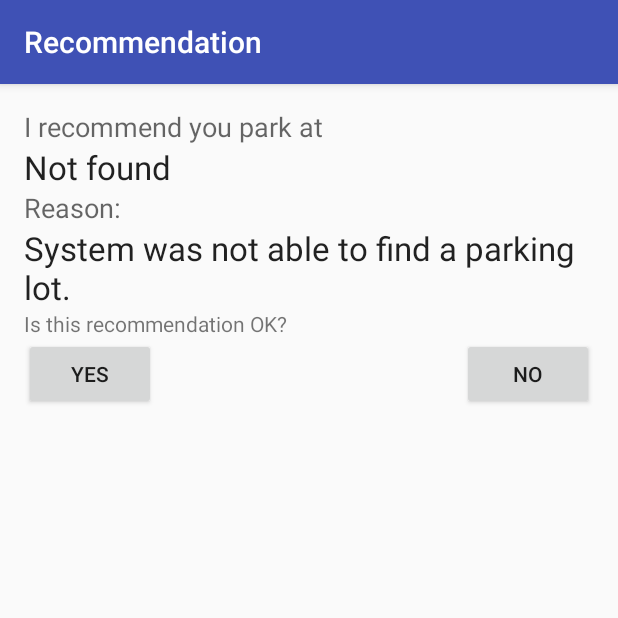
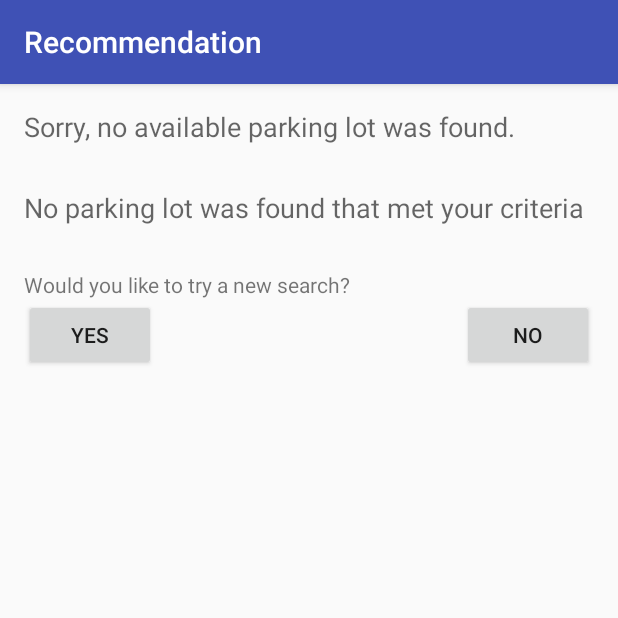
Before and after one commit to frankgreco/CS743_ParkingApp_001, an Android app: the CreateNewPreferenceActivity screen opened directly, with no data from a screen before it, after a tap on "FIND PARKING!", on a phone screen of 412 x 824 dp, the top half of it. Run offline under Robolectric (Android 15) with nearby library versions, the phone set to English and light mode, and no system bars.

Commit message:
Improved workflow for when no parking lot was found

```diff
--- a/app/src/main/java/com/cs743/uwmparkingfinder/UI/CreateNewPreferenceActivity.java
+++ b/app/src/main/java/com/cs743/uwmparkingfinder/UI/CreateNewPreferenceActivity.java
@@ -7,6 +7,8 @@
  * Revision  Date        Author             Summary of Changes Made
  * --------  ----------- ------------------ ------------------------------------
  * 1         08-Nov-2015 Eric Hitt          Original
+ * 2         21-Nov-2015 Eric Hitt          Can pass null data to recommend
+ *                                          parking activity
  ******************************************************************************/
 package com.cs743.uwmparkingfinder.UI;
 
@@ -51,7 +53,6 @@ public class CreateNewPreferenceActivity extends AppCompatActivity
     private TextView prefLabelCloser_;          ///< Closer parking preferences label
     private TextView prefLabelCheaper_;         ///< Cheaper parking preferences label
     private SeekBar disORpriceBar_;             ///< Cost or Distance Preference: 0=prefer closer / 100=prefer cheaper
-    //private Spinner prefSpinner_;               ///< Parking preferences spinner
     private TextView prefOutsideLabel_;         ///< Outside preference label
     private Switch prefOutsideSwitch_;          ///< Outside parking switch
     private TextView handicapLabel_;            ///< Need handicap parking label
@@ -81,7 +82,6 @@ public class CreateNewPreferenceActivity extends AppCompatActivity
         prefLabelCloser_ = (TextView)findViewById(R.id.prefLabelCloser);
         prefLabelCheaper_ = (TextView) findViewById(R.id.prefLabelCheaper);
         disORpriceBar_ = (SeekBar) findViewById(R.id.costDistBar);
-        //prefSpinner_ = (Spinner)findViewById(R.id.prefSpinner);
         prefOutsideLabel_ = (TextView)findViewById(R.id.badWeatherLabel);
         prefOutsideSwitch_= (Switch)findViewById(R.id.outsideSwitch);
         handicapLabel_ = (TextView)findViewById(R.id.disableParkLabel);
@@ -102,12 +102,6 @@ public class CreateNewPreferenceActivity extends AppCompatActivity
 
         // Apply adapter to spinner
         whereToSpinner_.setAdapter(whereToAdapter);
-
-        // Populate the preference spinner - reuse TOC text view layout
-        /*String[] optList = res.getStringArray(R.array.ALL_OPTIMIZATIONS);
-        ArrayAdapter optAdapter = new ArrayAdapter<String>(this, R.layout.activity_toclistview, optList);
-        optAdapter.setDropDownViewResource(R.layout.support_simple_spinner_dropdown_item);
-        prefSpinner_.setAdapter(optAdapter);*/
     }
 
     /**
@@ -130,7 +124,6 @@ public class CreateNewPreferenceActivity extends AppCompatActivity
         int destMin = whatTimePicker_.getMinute();
 
         // Read optimization preference value
-        //String optimization = prefSpinner_.getSelectedItem().toString();
         int disORprice = disORpriceBar_.getProgress();
 
         // Read outdoor preference
@@ -143,13 +136,6 @@ public class CreateNewPreferenceActivity extends AppCompatActivity
         boolean electricParkNeeded = electricSwitch_.isChecked();
 
         // Package up preferences
-        Resources res = getResources();
-        /*ParkingPreferences.OPT_STRATEGY optStrategy = ParkingPreferences.OPT_STRATEGY.OPT_COST;
-        if (optimization.equalsIgnoreCase(res.getString(R.string.optDist)))
-        {
-            optStrategy = ParkingPreferences.OPT_STRATEGY.OPT_DIST;
-        }*/
-
         ParkingPreferences preferences = new ParkingPreferences(destination, destHour, destMin,
                                                                 disORprice, outsideAllowed,
                                                                 disableParkNeeded,
@@ -160,12 +146,22 @@ public class CreateNewPreferenceActivity extends AppCompatActivity
         //
         SelectedParkingLot selectedLot = findParkingLot(preferences);
 
+        // At this point, it is possible that selectedLot is null.  This will be checked as
+        // part of the RecommendParkingActivity.
+        // Prepare activity showing selected parking lot and reason (pass selectedLot data)
+        // Pass preference data to the recommend parking activity and start activity
+        Intent intent = new Intent(this, RecommendParkingActivity.class);
+        intent.putExtra(RecommendParkingActivity.PREFERENCES_INTENT_DATA, selectedLot);
+        startActivity(intent);
+
+        /*
         if (selectedLot == null)
         {
             // Failed to find parking lot!
             AlertDialog ad = new AlertDialog.Builder(this).create();
             ad.setCancelable(false);
-            ad.setMessage("Sorry, no parking lots are available at this time.");
+            ad.setMessage("Sorry, no parking lots are available that meet your requirements at " +
+                          "this time.  Please try modifying your search.");
             ad.setButton("OK", new DialogInterface.OnClickListener()
             {
                 @Override
@@ -188,6 +184,7 @@ public class CreateNewPreferenceActivity extends AppCompatActivity
             intent.putExtra(RecommendParkingActivity.PREFERENCES_INTENT_DATA, selectedLot);
             startActivity(intent);
         }
+        */
     }
 
     /************************  Class Private Interface  ***********************/
@@ -197,7 +194,7 @@ public class CreateNewPreferenceActivity extends AppCompatActivity
      *
      * @param preferences Parking lot preferences
      *
-     * @return Selected parking lot, or null if operation failed
+     * @return Selected parking lot, or null if operation failed (or no lots found)
      */
     private SelectedParkingLot findParkingLot(ParkingPreferences preferences)
     {
@@ -211,15 +208,24 @@ public class CreateNewPreferenceActivity extends AppCompatActivity
         System.out.println("  Handicap Needed:  " + preferences.getHandicapRequired());
         System.out.println("  Electric Needed:  " + preferences.getElectricRequired());
 
-        // TODO:  IMPLEMENT FUNCTION - requires backend algorithm
+        // Compute recommended parking lot
         Resources res = getResources();
         Algorithm algorithm = new Algorithm();
-        List<Lot> sortedLots=algorithm.getSortedLotList(preferences.getDestination());
-        if (sortedLots.size()==0) {
-            return new SelectedParkingLot("Not found", "System was not able to find a parking lot.");
-        } else {
-            String reason=disORpriceBar_.getProgress()>50? "Cheapest":"Closest";
-            return new SelectedParkingLot(sortedLots.get(0).getName(),"This was the "+reason+" parking lot found that best met your criteria:");
+        List<Lot> sortedLots = algorithm.getSortedLotList(preferences.getDestination());
+        if (sortedLots.size() == 0)
+        {
+            // No lots were found
+            return null;
+        }
+        else
+        {
+            String reason = res.getString(R.string.LOT_REASON_DIST);
+            if (disORpriceBar_.getProgress() > 50)
+            {
+                reason = res.getString(R.string.LOT_REASON_COST);
+            }
+
+            return new SelectedParkingLot(sortedLots.get(0).getName(), reason);
         }
     }
 }
--- a/app/src/main/java/com/cs743/uwmparkingfinder/UI/MainActivity.java
+++ b/app/src/main/java/com/cs743/uwmparkingfinder/UI/MainActivity.java
@@ -105,7 +105,6 @@ public class MainActivity extends AppCompatActivity
      */
     private void processFindParkingSelection()
     {
-        // TODO:  IMPLEMENT FUNCTION
         System.out.println("Processing find parking selection");
 
         // TODO:  Determine if should create a new preference or suggest based on past data
@@ -133,10 +132,9 @@ public class MainActivity extends AppCompatActivity
      */
     private void processEditPreferencesSelection()
     {
-        // TODO:  IMPLEMENT FUNCTION
         System.out.println("Processing edit preferences selection");
 
-        // For now, display the feature not available page
+        // Go to the edit preferences page
         Intent intent = new Intent(this, EditPreferencesActivity.class);
         startActivity(intent);
     }
--- a/app/src/main/java/com/cs743/uwmparkingfinder/UI/RecommendParkingActivity.java
+++ b/app/src/main/java/com/cs743/uwmparkingfinder/UI/RecommendParkingActivity.java
@@ -7,6 +7,7 @@
  * Revision  Date        Author             Summary of Changes Made
  * --------  ----------- ------------------ ------------------------------------
  * 1         12-Nov-2015 Eric Hitt          Original
+ * 2         21-Nov-2015 Eric Hitt          Improved user response handling
  ******************************************************************************/
 package com.cs743.uwmparkingfinder.UI;
 
@@ -14,6 +15,7 @@ package com.cs743.uwmparkingfinder.UI;
 import android.app.AlertDialog;
 import android.content.DialogInterface;
 import android.content.Intent;
+import android.content.res.Resources;
 import android.support.v7.app.AppCompatActivity;
 import android.os.Bundle;
 import android.view.View;
@@ -68,9 +70,34 @@ public class RecommendParkingActivity extends AppCompatActivity
         confirmButtonYes_ = (Button)findViewById(R.id.parkingRecommendationYesButton);
         confirmButtonNo_ = (Button)findViewById(R.id.parkingRecommendationNoButton);
 
+        Resources res = getResources();
+
         // Retrieve intent
         Intent intent = getIntent();
         currLotSelection_ = (SelectedParkingLot)intent.getSerializableExtra(PREFERENCES_INTENT_DATA);
+
+        if (currLotSelection_ == null)
+        {
+            // No lot was found
+
+            // Set apology notice
+            recommendationHeader_.setText("Sorry, no available parking lot was found.");
+
+            // Set recommended parking lot text (blank)
+            recommendationBody_.setText("");
+
+            // Set reason header (reason)
+            reasonHeader_.setText(res.getString(R.string.LOT_REASON_NONE));
+
+            // Set reason for selecting parking lot (blank)
+            reasonBody_.setText("");
+
+            // Set confirmation label
+            confirmLabel_.setText("Would you like to try a new search?");
+        }
+        else
+        {
+            // At least 1 lot was found
 
             // Set recommendation header text
             recommendationHeader_.setText("I recommend you park at");
@@ -87,6 +114,7 @@ public class RecommendParkingActivity extends AppCompatActivity
             // Set confirmation label
             confirmLabel_.setText("Is this recommendation OK?");
         }
+    }
 
     /**
      * Called when the user presses the Yes button
@@ -95,12 +123,21 @@ public class RecommendParkingActivity extends AppCompatActivity
      */
     public void recommendParkingYes(View view)
     {
+        // Behavior dependent on whether or not a recommendation was made
+        if (currLotSelection_ == null)
+        {
+            // Return to preference activity (previous activity)
+            finish();
+        }
+        else
+        {
             // Go to the monitor parking screen
             // Prepare activity showing selected parking lot and reason (pass selectedLot data)
             // Pass preference data to the recommend parking activity and start activity
             Intent intent = new Intent(this, MonitorParkingLotActivity.class);
             intent.putExtra(RecommendParkingActivity.PREFERENCES_INTENT_DATA, currLotSelection_);
             startActivity(intent);
+        }
     }
 
     /**
@@ -110,7 +147,18 @@ public class RecommendParkingActivity extends AppCompatActivity
      */
     public void recommendParkingNo(View view)
     {
+        // Behavior dependent on whether or not a recommendation was made
+        if (currLotSelection_ == null)
+        {
+            // Return to main menu
+            // TODO:  Should I be creating a new Intent?
+            Intent intent = new Intent(this, MainActivity.class);
+            startActivity(intent);
+        }
+        else
+        {
             // TODO:  IMPLEMENT FUNCTION
+            // TODO:  algorithm should select next option (need to add list of lots to SelectedParkingLot)
             AlertDialog ad = new AlertDialog.Builder(this).create();
             ad.setCancelable(false);
             ad.setMessage("No button tapped");
@@ -124,6 +172,7 @@ public class RecommendParkingActivity extends AppCompatActivity
             });
             ad.show();
         }
+    }
 
 
     /************************  Class Private Interface  ***********************/
```
Also changed, not shown: app/src/main/java/com/cs743/uwmparkingfinder/Structures/SelectedParkingLot.java (+9 -9 lines), 3 other files. Lines whose indentation alone changed are shown as unchanged.
